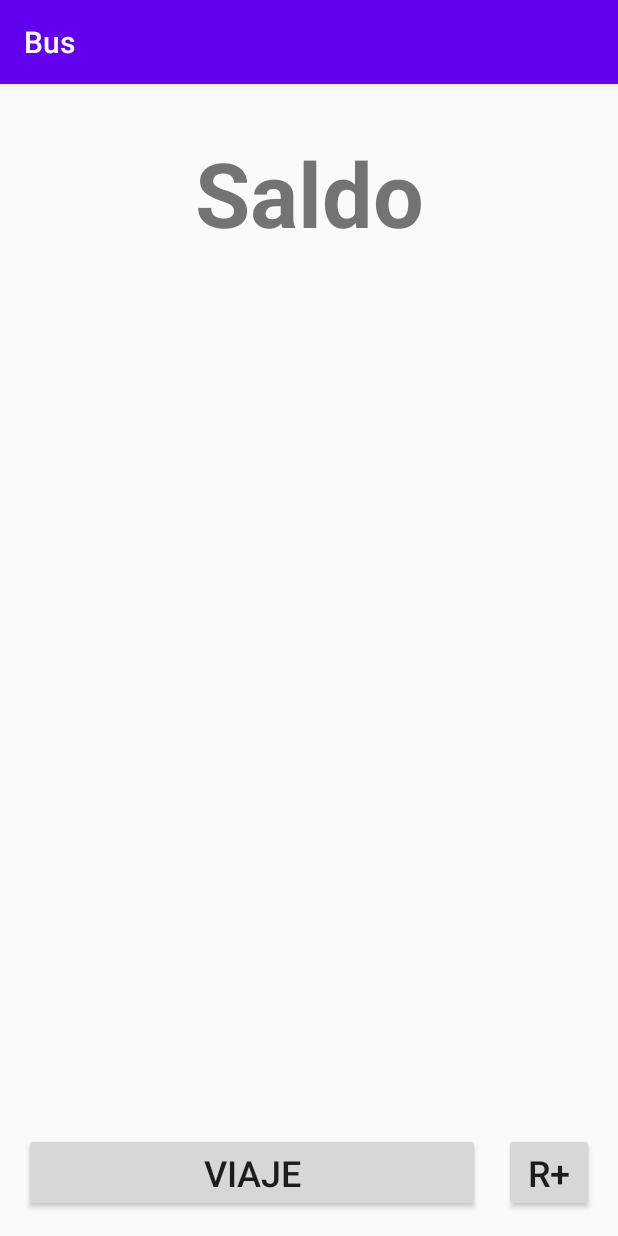
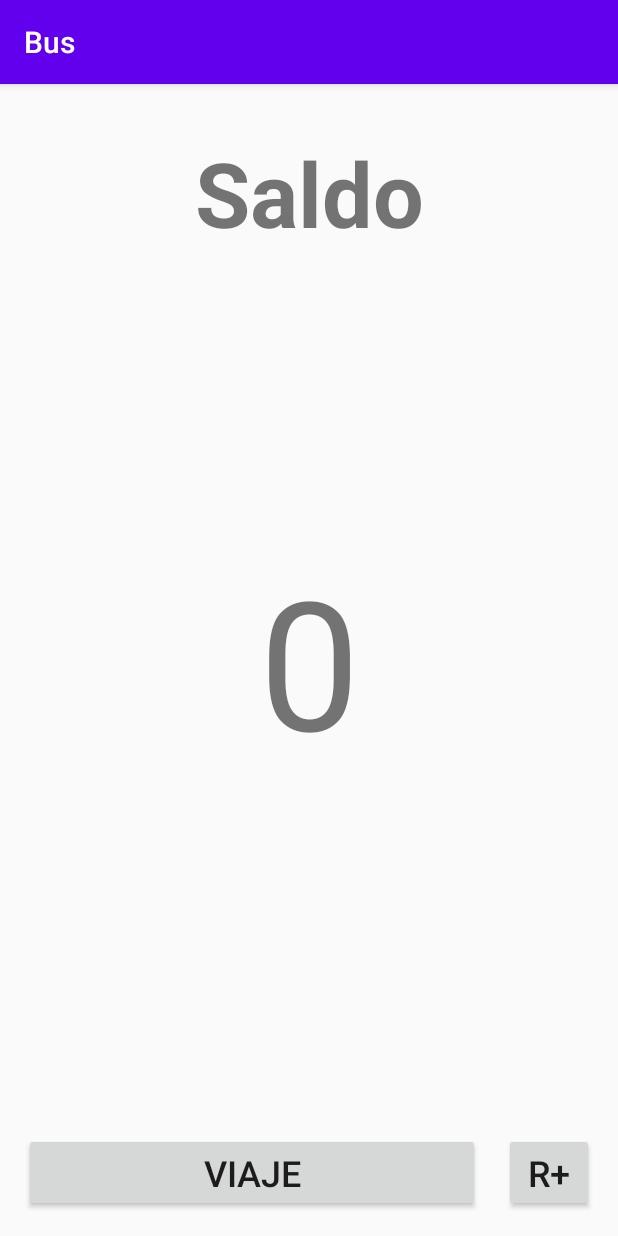
Before and after one commit to JSalram/Android, an Android app: the screen it shows after launch (MainActivity), after a tap on "VIAJE", on a phone screen of 412 x 824 dp. Run offline under Robolectric (Android 15) with nearby library versions, the phone set to English and light mode, and no system bars.

Commit message:
Optimizar Bus App

```diff
--- a/Bus/app/src/main/java/com/salram/bus/MainActivity.java
+++ b/Bus/app/src/main/java/com/salram/bus/MainActivity.java
@@ -7,6 +7,9 @@ import android.view.View;
 import android.widget.Button;
 import android.widget.EditText;
 import android.widget.TextView;
+
+import java.math.BigDecimal;
+import java.math.RoundingMode;
 
 public class MainActivity extends AppCompatActivity
 {
@@ -18,6 +21,7 @@ public class MainActivity extends AppCompatActivity
     private Button recarga;
     private TextView titulo;
     private TextView saldo;
+    private TextView viajesRestantes;
 
 
     @Override
@@ -36,6 +40,7 @@ public class MainActivity extends AppCompatActivity
         recarga = findViewById(R.id.recarga);
         titulo = findViewById(R.id.titulo);
         saldo = findViewById(R.id.saldo);
+        viajesRestantes = findViewById(R.id.viajesRestantes);
 
         recargando = false;
 
@@ -45,6 +50,17 @@ public class MainActivity extends AppCompatActivity
             public void onClick(View view)
             {
                 viaje();
+                viajesRestantes();
+            }
+        });
+        viaje.setOnLongClickListener(new View.OnLongClickListener()
+        {
+            @Override
+            public boolean onLongClick(View view)
+            {
+                saldoTarjeta = 0;
+                saldo.setText(String.valueOf((int)saldoTarjeta));
+                return false;
             }
         });
         recarga.setOnClickListener(new View.OnClickListener()
@@ -55,13 +71,22 @@ public class MainActivity extends AppCompatActivity
                 recarga();
             }
         });
+
     }
     public void viaje()
     {
         if (saldoTarjeta >= 0.7)
         {
             saldoTarjeta -= 0.7;
+            saldoTarjeta = BigDecimal.valueOf(saldoTarjeta)
+                    .setScale(2, RoundingMode.HALF_UP)
+                    .doubleValue();
             saldo.setText(String.valueOf(saldoTarjeta));
+        }
+        else
+        {
+            saldoTarjeta = 0;
+            saldo.setText(String.valueOf((int)saldoTarjeta));
         }
     }
     public void recarga()
@@ -73,12 +98,24 @@ public class MainActivity extends AppCompatActivity
             {
                 double recarga = Double.parseDouble(recargastr);
                 saldoTarjeta += recarga;
-                saldo.setText(String.valueOf(saldoTarjeta));            }
+                saldo.setText(String.valueOf(saldoTarjeta));
+                dineroRecarga.setText("");
+            }
         }
         else
         {
             viaje.setVisibility(View.GONE);
             dineroRecarga.setVisibility(View.VISIBLE);
+            recargando = true;
+        }
+    }
+    public void viajesRestantes()
+    {
+        if (saldoTarjeta > 0)
+        {
+            double viajes = saldoTarjeta / 0.7;
+            int restantes = (int)viajes;
+            viajesRestantes.setText("Viajes restantes: " + restantes);
         }
     }
 
@@ -89,7 +126,11 @@ public class MainActivity extends AppCompatActivity
         {
             dineroRecarga.setVisibility(View.GONE);
             viaje.setVisibility(View.VISIBLE);
+            recargando = false;
         }
-        super.onBackPressed();
+        else
+        {
+            super.onBackPressed();
+        }
     }
 }
--- a/Bus/app/src/main/res/layout/activity_main.xml
+++ b/Bus/app/src/main/res/layout/activity_main.xml
@@ -65,4 +65,14 @@
         app:layout_constraintEnd_toEndOf="parent"
         app:layout_constraintStart_toStartOf="parent"
         app:layout_constraintTop_toTopOf="parent" />
+
+    <TextView
+        android:id="@+id/viajesRestantes"
+        android:layout_width="wrap_content"
+        android:layout_height="wrap_content"
+        android:layout_marginBottom="50dp"
+        android:textSize="20sp"
+        app:layout_constraintBottom_toTopOf="@+id/viaje"
+        app:layout_constraintEnd_toEndOf="parent"
+        app:layout_constraintStart_toStartOf="parent" />
 </androidx.constraintlayout.widget.ConstraintLayout>
```
